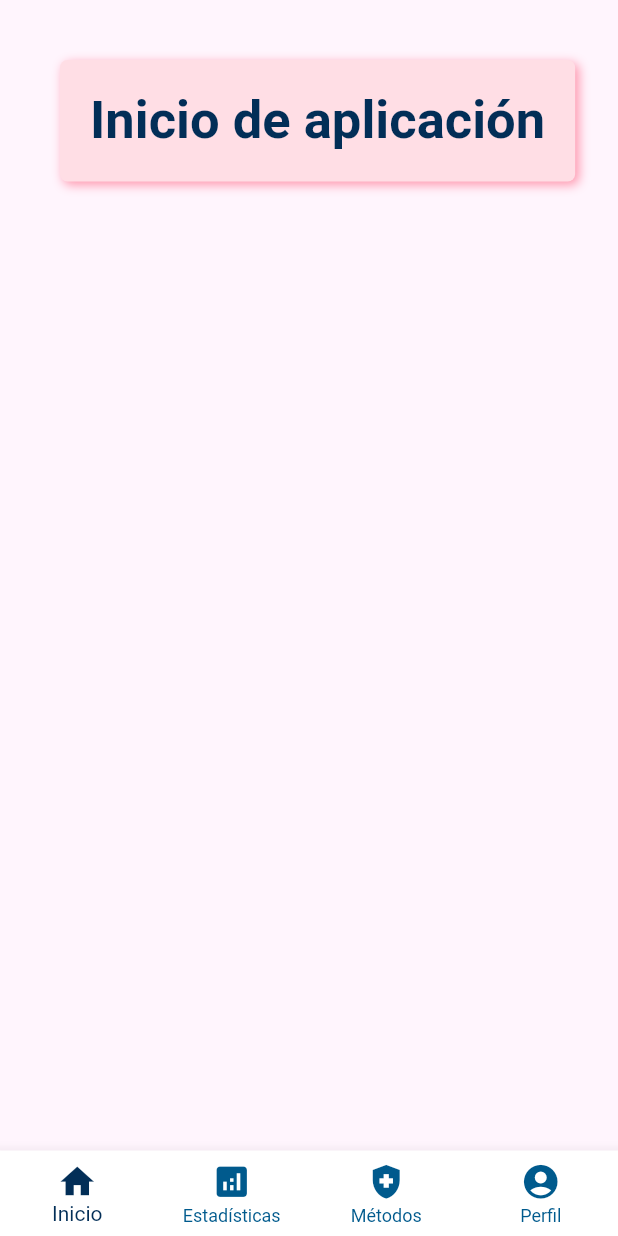
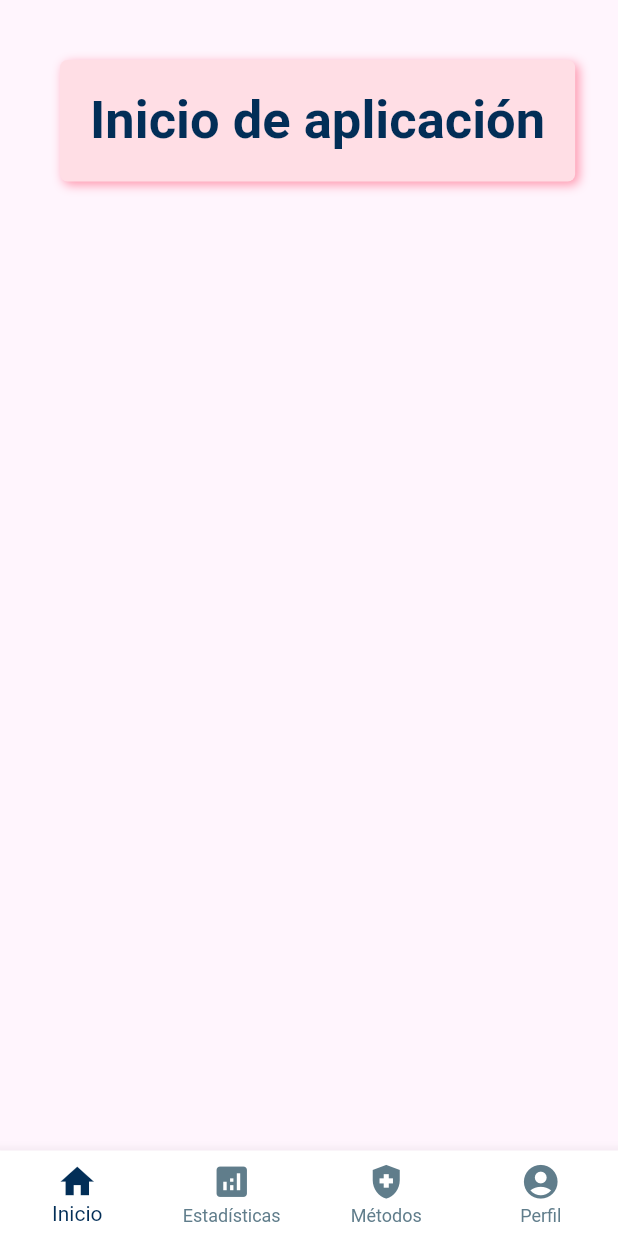
Before and after one commit to AndreyHernandezT/yo-decido-app, a Flutter app: the screen it shows after launch, on a phone screen of 412 x 824 dp. Run offline on Flutter 3.47's test engine with Material 2 defaults, Android fonts, the phone set to English and light mode, and no system bars.

Commit message:
Navigation done

```diff
--- a/lib/main.dart
+++ b/lib/main.dart
@@ -2,15 +2,24 @@ import 'dart:ui';
 
 import 'package:flutter/material.dart';
 import 'package:primer_avance/screens/home.dart';
+import 'package:primer_avance/screens/methods.dart';
+import 'package:primer_avance/screens/profile.dart';
+import 'package:primer_avance/screens/statistics.dart';
 //import 'package:primer_avance/screens/home.dart';
 
 void main() {
   runApp(MyApp());
 }
 
-class MyApp extends StatelessWidget {
+class MyApp extends StatefulWidget {
+  @override
+  _MyAppState createState() => _MyAppState();
+}
+
+class _MyAppState extends State<MyApp> {
   int paginaActual = 0;
-  List<Widget> paginas = [];
+  List<Widget> paginas = [home(), Statistics(), Methods(), Profile()];
+
   @override
   Widget build(BuildContext context) {
     return MaterialApp(
@@ -18,8 +27,31 @@ class MyApp extends StatelessWidget {
       title: 'Hello World App',
       home: Scaffold(
         backgroundColor: Color(0xFFFFF5FD),
-        body: home(),
-        bottomNavigationBar: _bottomBar(),
+        body: paginas[paginaActual],
+        bottomNavigationBar: BottomNavigationBar(
+          iconSize: 27.0,
+          //selectedIconTheme:
+          backgroundColor: Colors.white,
+          currentIndex: paginaActual,
+          onTap: (index) {
+            setState(() {
+              paginaActual = index;
+            });
+          },
+          unselectedItemColor: Colors.blueGrey[500],
+          //unselectedIconTheme: ,
+          selectedItemColor: Color(0XFF022E57),
+          type: BottomNavigationBarType.fixed,
+          items: <BottomNavigationBarItem>[
+            BottomNavigationBarItem(icon: Icon(Icons.home), label: "Inicio"),
+            BottomNavigationBarItem(
+                icon: Icon(Icons.analytics), label: "Estadísticas"),
+            BottomNavigationBarItem(
+                icon: Icon(Icons.health_and_safety), label: "Métodos"),
+            BottomNavigationBarItem(
+                icon: Icon(Icons.account_circle), label: "Perfil"),
+          ],
+        ),
       ),
       theme: ThemeData(
           primaryColor: Color(0XFFFF96AD),
@@ -44,22 +76,3 @@ class MyApp extends StatelessWidget {
     );
   }
 }
-
-Widget _bottomBar() {
-  return BottomNavigationBar(
-    iconSize: 27.0,
-    backgroundColor: Colors.white,
-    unselectedItemColor: Color(0XFF005A8D),
-    selectedItemColor: Color(0XFF022E57),
-    type: BottomNavigationBarType.fixed,
-    items: <BottomNavigationBarItem>[
-      BottomNavigationBarItem(icon: Icon(Icons.home), label: "Inicio"),
-      BottomNavigationBarItem(
-          icon: Icon(Icons.analytics), label: "Estadísticas"),
-      BottomNavigationBarItem(
-          icon: Icon(Icons.health_and_safety), label: "Métodos"),
-      BottomNavigationBarItem(
-          icon: Icon(Icons.account_circle), label: "Perfil"),
-    ],
-  );
-}
```
Also changed, not shown: lib/screens/methods.dart (added, +38 -0 lines), lib/screens/profile.dart (added, +38 -0 lines), lib/screens/statistics.dart (added, +38 -0 lines).
